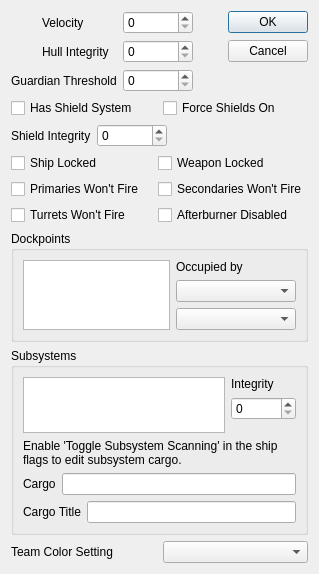
This is qtfred/ui/ShipInitialStatus.ui in wookieejedi/fs2open.github.com as Qt 5 draws it before an edit. The edited form follows.
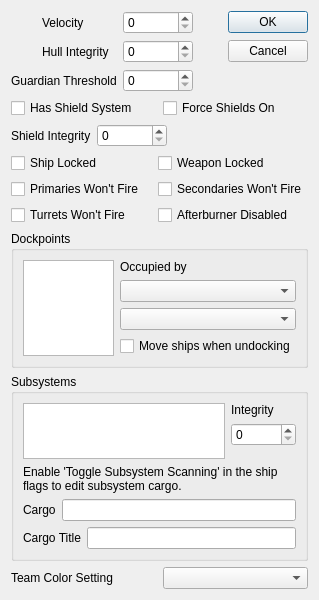
This is the edited form. Custom widgets are drawn as their Qt base class.

Commit message:
Qtfred misc ship editor fixes (#7402)
* fix hotkey not saving/loading

* fix docking setup flow

* fix all/none in flags list not updating ui

* fix tri-state flag issues with multi selection

* fix initial status checkboxes

* fix no warp effect

* more fixes

* fix flag hiding

* allow any flag to be skipped for player starts

* another fix for no warp effect

* smarter context menu

* fixes for object orient editor

The edit to the form file:
```diff
--- a/qtfred/ui/ShipInitialStatus.ui
+++ b/qtfred/ui/ShipInitialStatus.ui
@@ -293,6 +293,16 @@
           </property>
          </widget>
         </item>
+        <item>
+         <widget class="QCheckBox" name="moveShipsCheckBox">
+          <property name="toolTip">
+           <string>&lt;html&gt;&lt;head/&gt;&lt;body&gt;&lt;p&gt;When unoccupying a dockpoint, move the smaller ship away so they don't overlap&lt;/p&gt;&lt;/body&gt;&lt;/html&gt;</string>
+          </property>
+          <property name="text">
+           <string>Move ships when undocking</string>
+          </property>
+         </widget>
+        </item>
         <item>
          <spacer name="dockSpacer">
           <property name="orientation">
```
The commit also changes 13 other files.
